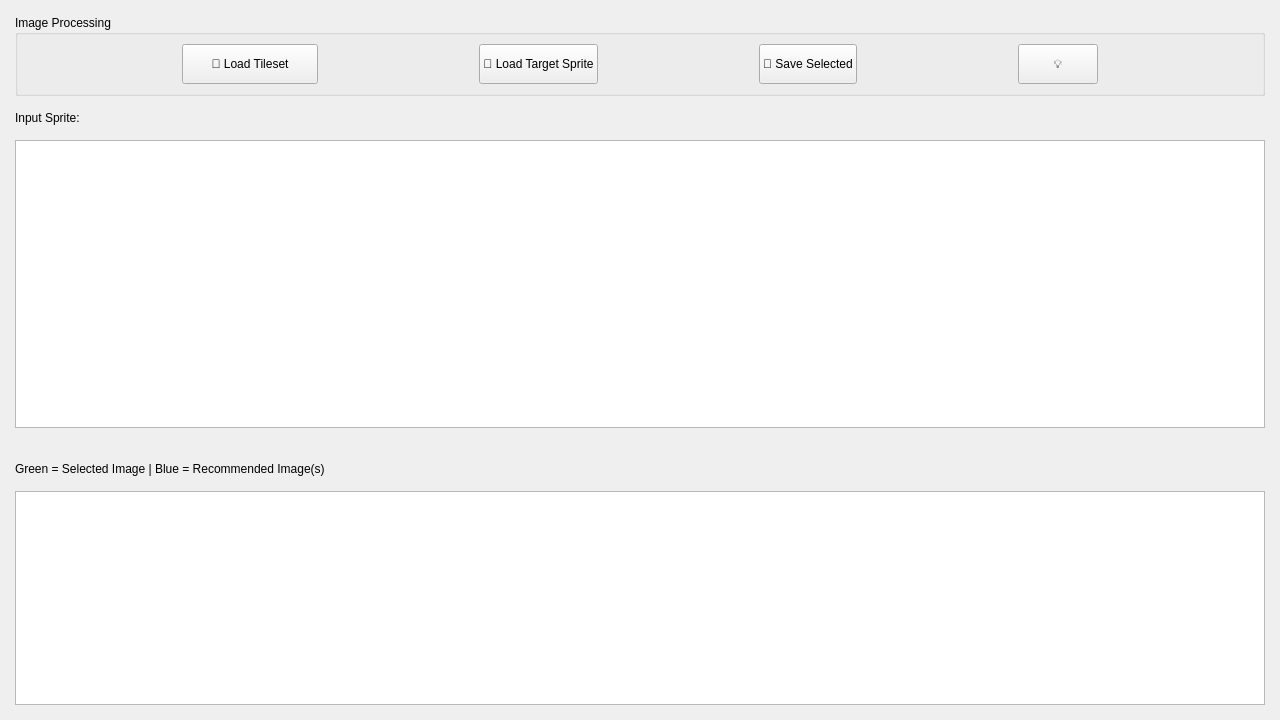
Before: the Qt Designer form view/porypalette.ui in Loxed/porypal, drawn with Qt 5.
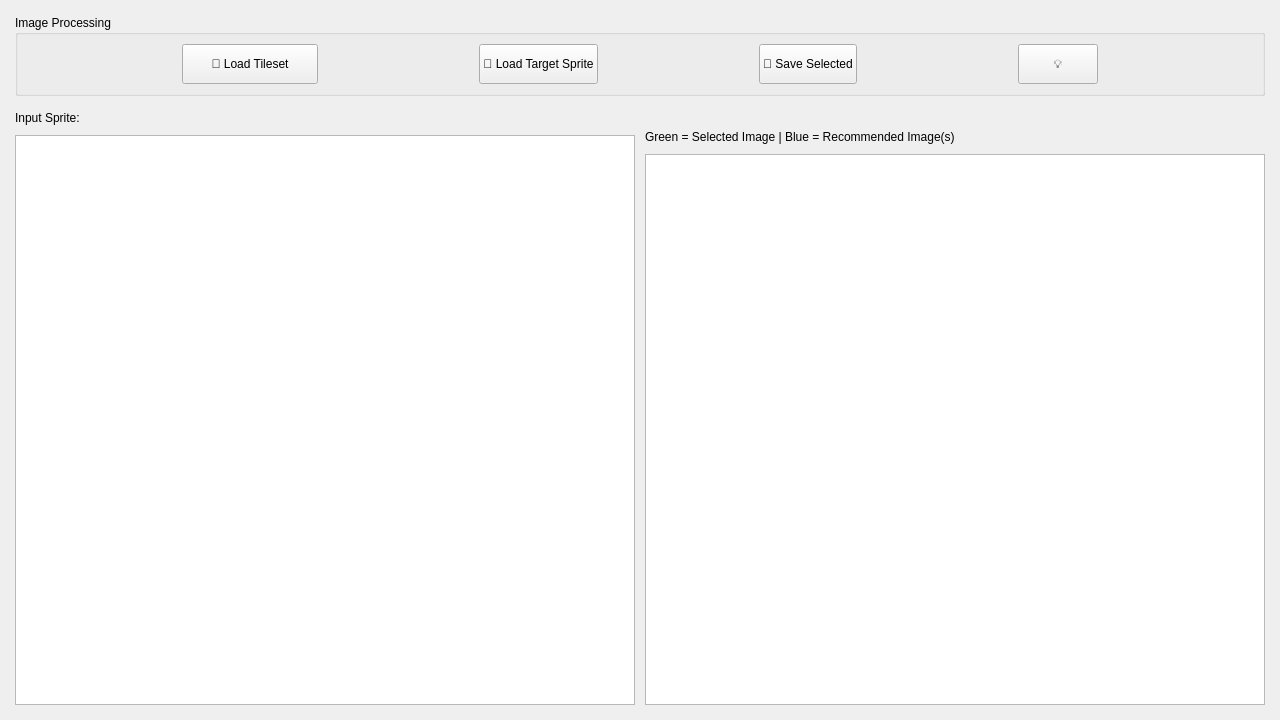
After: the same form once the commit is applied.

```diff
--- a/view/porypalette.ui
+++ b/view/porypalette.ui
@@ -125,7 +125,19 @@
     </layout>
    </item>
    <item>
-    <layout class="QVBoxLayout" name="content_layout" stretch="0">
+    <layout class="QHBoxLayout" name="content_layout">
+     <property name="spacing">
+      <number>10</number>
+     </property>
+     <property name="leftMargin">
+      <number>0</number>
+     </property>
+     <property name="rightMargin">
+      <number>0</number>
+     </property>
+     <property name="bottomMargin">
+      <number>0</number>
+     </property>
      <item>
       <layout class="QVBoxLayout" name="original_image_layout">
        <item>
@@ -156,8 +168,6 @@
        </item>
       </layout>
      </item>
-    </layout>
-   </item>
    <item>
     <layout class="QVBoxLayout" name="dynamic_layout">
      <property name="topMargin">
@@ -172,6 +182,8 @@
      </item>
      <item>
       <widget class="QGraphicsView" name="dynamic_view"/>
+       </item>
+      </layout>
      </item>
     </layout>
    </item>
```
Lines whose indentation alone changed are shown as unchanged.
